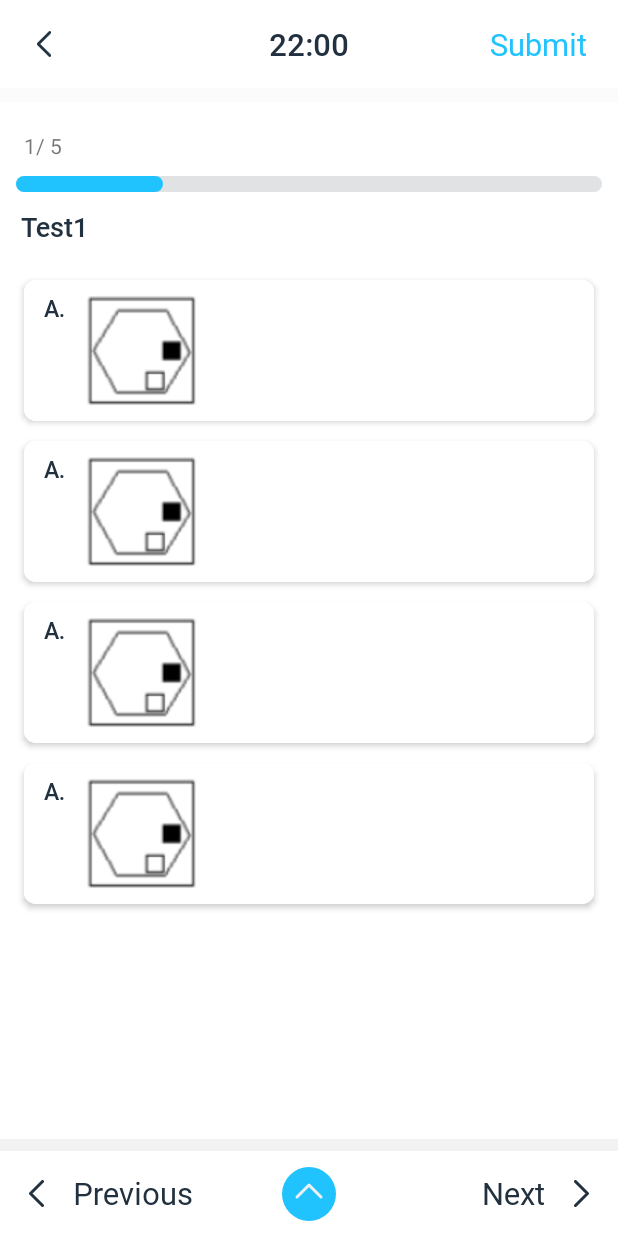
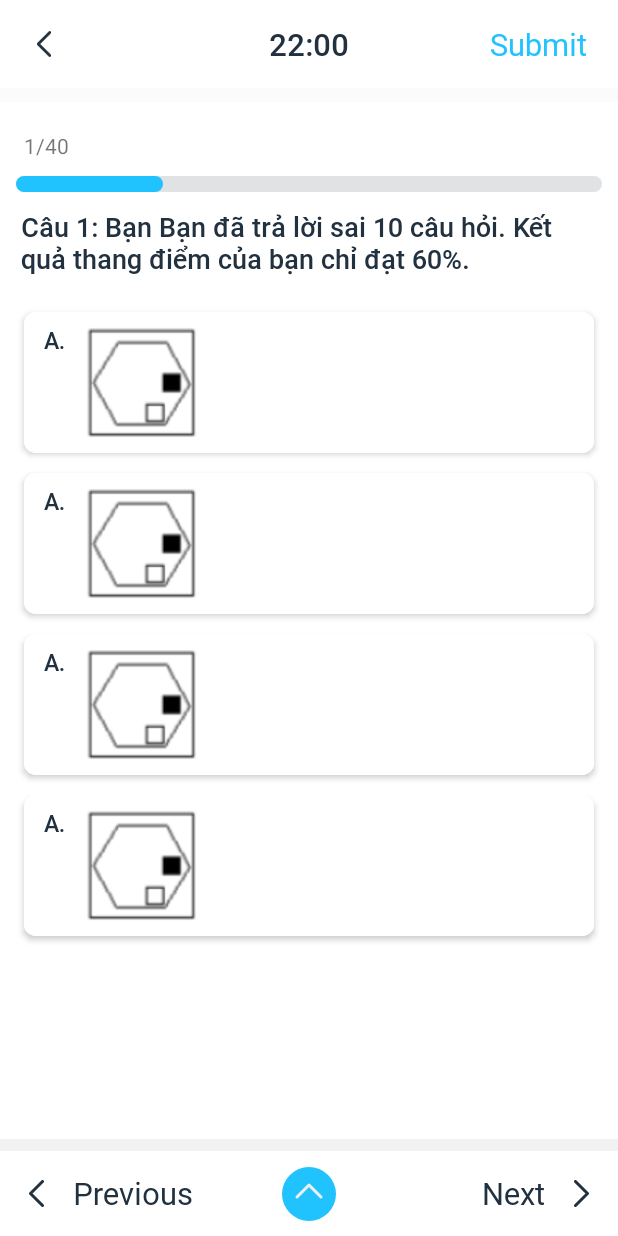
Before and after one commit to dungvuhanoivietnam/quiztest, an Android app: the ActivityQuestion screen opened directly, with no data from a screen before it, on a phone screen of 412 x 824 dp. Run offline under Robolectric (Android 15) with nearby library versions, the phone set to English and light mode, and no system bars; our stand-ins replace sdp/ssp sizes; libraries missing offline, so code that uses them is left out: com.androidnetworking, com.androidnetworking.common, com.androidnetworking.error, com.androidnetworking.interfaces, com.facebook.stetho; 5 statements that could not run were skipped.

Commit message:
update show ui question

```diff
--- a/TestIQ/src/main/java/com/example/testiq/ActivityQuestion.kt
+++ b/TestIQ/src/main/java/com/example/testiq/ActivityQuestion.kt
@@ -1,13 +1,17 @@
 package com.example.testiq
 
 import android.annotation.SuppressLint
+import android.util.Log
+import android.widget.Toast
 import androidx.activity.viewModels
 import com.example.testiq.adapter.AnswerAdapter
+import com.example.testiq.adapter.ViewPagerAdapter
 import com.example.testiq.databinding.ActivityQuestionBinding
 import com.example.testiq.model.OptionsAnswer
 import com.example.testiq.model.QuestionModel
 import com.example.testiq.ui.BaseActivity
 import com.example.testiq.ui.BottomSheetAnswer
+import com.example.testiq.ui.DialogConfirm
 import com.example.testiq.utils.NetworkHelper
 import com.example.testiq.utils.Status
 import com.example.testiq.viewmodel.MainViewModel
@@ -18,8 +22,11 @@ class ActivityQuestion : BaseActivity<MainViewModel, ActivityQuestionBinding>()
     private val mainViewModel: MainViewModel by viewModels()
     private var lstData = ArrayList<QuestionModel>()
     private var lstOptopn = ArrayList<OptionsAnswer>()
+    private var lstOptopn3 = ArrayList<OptionsAnswer>()
     private var lstOptopn1 = ArrayList<OptionsAnswer>()
+    private var lstOptopn2 = ArrayList<OptionsAnswer>()
     private var adapterAnswer: AnswerAdapter? = null
+    private var adapterViewPager : ViewPagerAdapter?= null
 
     override fun getViewBinding(): ActivityQuestionBinding =
         ActivityQuestionBinding.inflate(layoutInflater)
@@ -61,67 +68,56 @@ class ActivityQuestion : BaseActivity<MainViewModel, ActivityQuestionBinding>()
         lstOptopn.add(OptionsAnswer("", "Cái giá 3", "IMAGE", 3))
         lstOptopn.add(OptionsAnswer("", "Cái giá 4", "IMAGE", 4))
 
+        lstOptopn3.add(OptionsAnswer("", "Cái giá 1 ", "IMAGE", 1))
+        lstOptopn3.add(OptionsAnswer("", "Cái giá 2", "IMAGE", 2))
+        lstOptopn3.add(OptionsAnswer("", "Cái giá 3", "IMAGE", 3))
+        lstOptopn3.add(OptionsAnswer("", "Cái giá 4", "IMAGE", 4))
+
         // option text
         lstOptopn1.add(OptionsAnswer("", "Cái giá 1 ", "TEXT", 1))
         lstOptopn1.add(OptionsAnswer("", "Cái giá 2", "TEXT", 2))
         lstOptopn1.add(OptionsAnswer("", "Cái giá 3", "TEXT", 3))
         lstOptopn1.add(OptionsAnswer("", "Cái giá 4", "TEXT", 4))
 
-//        lstData.add(QuestionModel(1, "TEXT", "Bạn Trong bài test của bạn có một số câu hỏi. Bạn Bạn đã trả lời sai 10 câu hỏi. Kết quả thang điểm của bạn chỉ đạt 60%. Vậy bài test của bạn có tất cả bao nhiêu câu hỏi?", "", lstOptopn))
-//        lstData.add(QuestionModel(1, "IMAGE", "Trong bài test của bạn có một số câu hỏi.", "", lstOptopn1))
-//        lstData.add(QuestionModel(1, "TEXT", "12 - 6 = ?", "", lstOptopn))
-//        lstData.add(QuestionModel(1, "IMAGE", "TEST IMAGE MỘT CHÚT XEM SAO", "", lstOptopn))
-//        lstData.add(QuestionModel(1, "TEXT", "6666 = ?", "", lstOptopn1))
-//        lstData.add(QuestionModel(1, "TEXT", "6666 = ?", "", lstOptopn1))
-//        lstData.add(QuestionModel(1, "TEXT", "6666 = ?", "", lstOptopn1))
-//        lstData.add(QuestionModel(1, "TEXT", "6666 = ?", "", lstOptopn1))
-//        lstData.add(QuestionModel(1, "TEXT", "6666 = ?", "", lstOptopn1))
-        lstData.add(QuestionModel(1, "TEXT", "Test1", "", lstOptopn))
-        lstData.add(QuestionModel(1, "TEXT", "Test2", "", lstOptopn))
-        lstData.add(QuestionModel(1, "TEXT", "Test3", "", lstOptopn))
-        lstData.add(QuestionModel(1, "TEXT", "Test4", "", lstOptopn))
-        lstData.add(QuestionModel(1, "TEXT", "Test5", "", lstOptopn1))
+        lstOptopn2.add(OptionsAnswer("", "Cái giá 1 ", "TEXT", 1))
+        lstOptopn2.add(OptionsAnswer("", "Cái giá 2", "TEXT", 2))
+        lstOptopn2.add(OptionsAnswer("", "Cái giá 3", "TEXT", 3))
+        lstOptopn2.add(OptionsAnswer("", "Cái giá 4", "TEXT", 4))
+
+        lstData.add(QuestionModel(1, "TEXT", "Bạn Bạn đã trả lời sai 10 câu hỏi. Kết quả thang điểm của bạn chỉ đạt 60%.", "", lstOptopn))
+        lstData.add(QuestionModel(2, "TEXT", "TEST IMAGE MỘT CHÚT XEM SAO", "", lstOptopn))
+        lstData.add(QuestionModel(3, "TEXT", "Test3", "", lstOptopn3))
+        lstData.add(QuestionModel(4, "TEXT", "Test4", "", lstOptopn1))
+        lstData.add(QuestionModel(5, "TEXT", "Test5", "", lstOptopn2))
+
         mainViewModel.lstQuestion.addAll(lstData)
         mainViewModel.questionModel = mainViewModel.lstQuestion[0]
-        updateResult()
-        binding.pbMoney.max = mainViewModel.lstQuestion.size -1
-        binding.pbMoney.progress = mainViewModel.index +1
 
-        adapterAnswer = AnswerAdapter(this) {
+        adapterViewPager = ViewPagerAdapter(this@ActivityQuestion) {
 
         }
 
-        // fil data
-        mainViewModel.questionModel?.options_answer?.let {
-            adapterAnswer?.updateData(it)
-        }
+        binding.pageQuestion.adapter = adapterViewPager
+        adapterViewPager?.updateData(lstData)
+        binding.pbMoney.max = mainViewModel.lstQuestion.size -1
+        binding.pbMoney.progress = mainViewModel.index +1
+//
         with(binding){
             rclOptionsAnswer.adapter = adapterAnswer
 
 
-            ivNext.setOnClickListener {
-                if (mainViewModel.index < lstData.size - 1) {
-                    mainViewModel.index++
-                }
-                pbMoney.progress = mainViewModel.index
-                mainViewModel.questionModel = mainViewModel.lstQuestion[mainViewModel.index]
-
-                updateResult()
+            viewNext.setOnClickListener {
+                pageQuestion.currentItem++
             }
 
-            ivPrevious.setOnClickListener {
-                if (mainViewModel.index > 0) {
-                    mainViewModel.index--
-                }
-                pbMoney.progress = mainViewModel.index
-                mainViewModel.questionModel = mainViewModel.lstQuestion[mainViewModel.index]
-                updateResult()
+            viewPrevious.setOnClickListener {
+                pageQuestion.currentItem--
             }
 
             submit.setOnClickListener {
-//                DialogConfirm(this, "10") {
-//                    Toast.makeText(this, "ABC", Toast.LENGTH_SHORT).show()
-//                }.show()
+                DialogConfirm(this@ActivityQuestion, "10") {
+
+                }.show()
 
             }
 
@@ -139,6 +135,8 @@ class ActivityQuestion : BaseActivity<MainViewModel, ActivityQuestionBinding>()
     @SuppressLint("SetTextI18n")
     private fun updateResult() {
         binding.questionName.text = mainViewModel.questionModel?.question_name
+        mainViewModel.questionModel = mainViewModel.lstQuestion[mainViewModel.index]
+
         mainViewModel.questionModel?.options_answer?.let {
             adapterAnswer?.updateData(it)
         }
--- a/TestIQ/src/main/java/com/example/testiq/ui/BottomSheetAnswer.kt
+++ b/TestIQ/src/main/java/com/example/testiq/ui/BottomSheetAnswer.kt
@@ -22,9 +22,11 @@ class BottomSheetAnswer(private var lstResult: ArrayList<QuestionModel>) : Botto
     override fun onViewCreated(view: View, savedInstanceState: Bundle?) {
         super.onViewCreated(view, savedInstanceState)
 
-        adapter = AdapterSelectQuestion(requireContext())
+        adapter = AdapterSelectQuestion(requireContext(),{
+
+        })
         binding.rclResult.adapter = adapter
-        adapter.setData(lstResult)
+        adapter.updateData(lstResult)
 
         Log.d("AAAAAAAAAAAA", "${lstResult.size}")
         binding.ivBack.setOnClickListener {
--- a/TestIQ/src/main/res/layout/activity_question.xml
+++ b/TestIQ/src/main/res/layout/activity_question.xml
@@ -77,7 +77,17 @@
         app:layout_constraintStart_toStartOf="parent"
         app:layout_constraintTop_toBottomOf="@id/result" />
 
+    <androidx.viewpager2.widget.ViewPager2
+        android:id="@+id/page_question"
+        android:layout_width="match_parent"
+        android:layout_height="0sp"
+        app:layout_constraintBottom_toTopOf="@id/line2"
+        app:layout_constraintTop_toBottomOf="@id/pb_money"
+        app:layout_constraintVertical_bias="1.0"
+        tools:layout_editor_absoluteX="-48dp" />
+
     <androidx.constraintlayout.widget.ConstraintLayout
+        android:visibility="gone"
         android:layout_width="match_parent"
         android:layout_height="0sp"
         app:layout_constraintBottom_toTopOf="@id/iv_up"
@@ -176,4 +186,22 @@
         app:layout_constraintBottom_toBottomOf="parent"
         app:layout_constraintEnd_toEndOf="parent" />
 
+    <View
+        android:id="@+id/view_next"
+        app:layout_constraintStart_toEndOf="@+id/iv_up"
+        app:layout_constraintEnd_toEndOf="parent"
+        app:layout_constraintBottom_toBottomOf="@+id/iv_up"
+        app:layout_constraintTop_toTopOf="@id/iv_up"
+        android:layout_width="0sp"
+        android:layout_height="0sp"/>
+
+    <View
+        android:id="@+id/view_previous"
+        app:layout_constraintStart_toStartOf="parent"
+        app:layout_constraintEnd_toStartOf="@+id/iv_up"
+        app:layout_constraintBottom_toBottomOf="@+id/iv_up"
+        app:layout_constraintTop_toTopOf="@id/iv_up"
+        android:layout_width="0sp"
+        android:layout_height="0sp"/>
+
 </androidx.constraintlayout.widget.ConstraintLayout>
--- a/TestIQ/src/main/res/layout/bottom_sheet_answer.xml
+++ b/TestIQ/src/main/res/layout/bottom_sheet_answer.xml
@@ -52,7 +52,6 @@
         android:id="@+id/rcl_result"
         android:padding="@dimen/_3sdp"
         android:layout_marginTop="@dimen/_12sdp"
-        tools:itemCount="40"
         android:layout_width="match_parent"
         android:layout_height="wrap_content"
         app:spanCount="6"
--- a/TestIQ/src/main/res/layout/item_check_bottom_sheet.xml
+++ b/TestIQ/src/main/res/layout/item_check_bottom_sheet.xml
@@ -4,8 +4,8 @@
     android:layout_width="wrap_content"
     android:layout_height="wrap_content"
     android:layout_marginTop="@dimen/_6sdp"
-    android:layout_marginStart="@dimen/_7sdp"
-    android:layout_marginEnd="@dimen/_7sdp">
+    android:layout_marginStart="@dimen/_5sdp"
+    android:layout_marginEnd="@dimen/_5sdp">
 
     <androidx.appcompat.widget.AppCompatImageView
         android:id="@+id/iv_"
```
Also changed, not shown: TestIQ/src/main/java/com/example/testiq/adapter/AdapterSelectQuestion.kt (+21 -20 lines).
